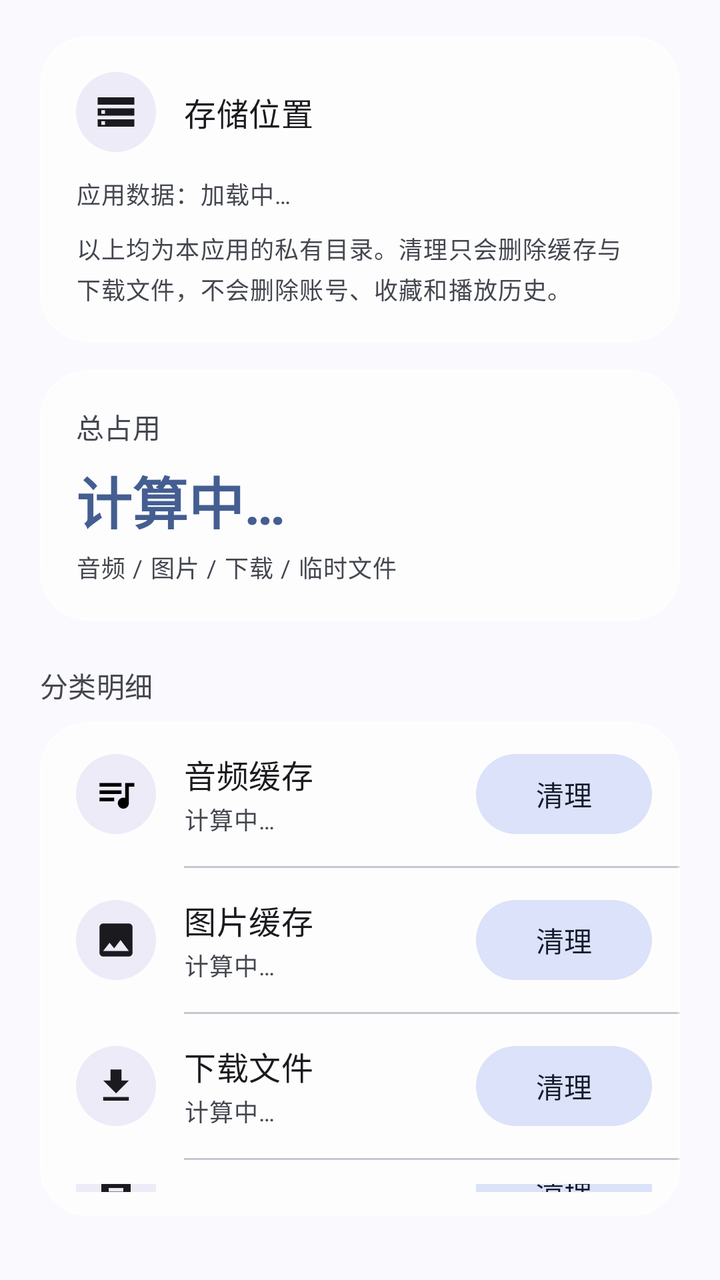
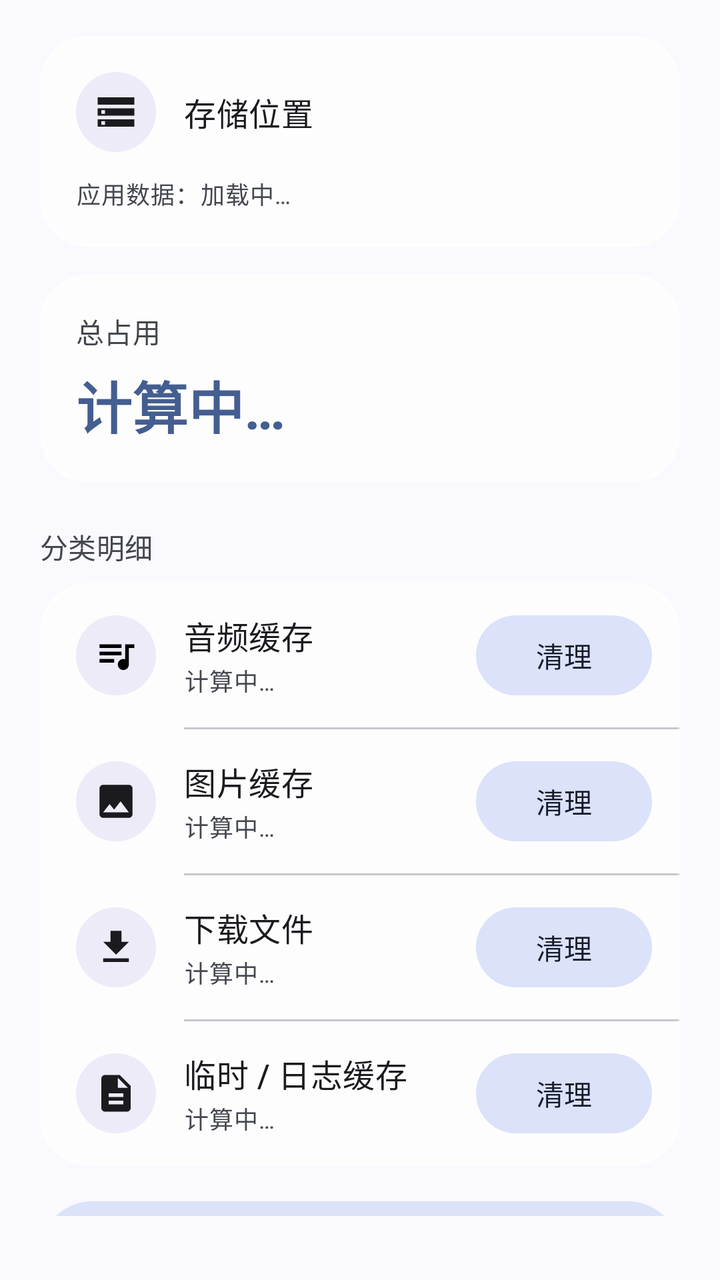

An Android layout rendered at two revisions. The XML below is the earlier revision; the diff shows what the commit changed to produce the second picture.
<!-- AndroidManifest.xml: application theme Theme.QYMusic -->
<!-- res/layout/fragment_storage_manager.xml -->
<?xml version="1.0" encoding="utf-8"?>
<layout xmlns:android="http://schemas.android.com/apk/res/android"
    xmlns:app="http://schemas.android.com/apk/res-auto">

    <LinearLayout
        android:layout_width="match_parent"
        android:layout_height="wrap_content"
        android:orientation="vertical"
        android:paddingStart="20dp"
        android:paddingTop="4dp"
        android:paddingEnd="20dp"
        android:paddingBottom="32dp">

        
        <com.google.android.material.card.MaterialCardView
            style="@style/Widget.Material3.CardView.Filled"
            android:layout_width="match_parent"
            android:layout_height="wrap_content"
            android:layout_marginTop="14dp"
            app:cardBackgroundColor="@color/glass_card"
            app:cardCornerRadius="24dp"
            app:cardElevation="0dp"
            app:contentPadding="18dp"
            app:strokeColor="@color/glass_stroke"
            app:strokeWidth="1dp">

            <LinearLayout
                android:layout_width="match_parent"
                android:layout_height="wrap_content"
                android:orientation="vertical">

                <LinearLayout
                    android:layout_width="match_parent"
                    android:layout_height="wrap_content"
                    android:gravity="center_vertical"
                    android:orientation="horizontal">

                    <FrameLayout
                        android:layout_width="40dp"
                        android:layout_height="40dp"
                        android:background="@drawable/bg_icon_circle">

                        <ImageView
                            android:layout_width="22dp"
                            android:layout_height="22dp"
                            android:layout_gravity="center"
                            android:contentDescription="存储位置"
                            android:src="@drawable/ic_storage_24" />

                    </FrameLayout>

                    <TextView
                        android:layout_width="0dp"
                        android:layout_height="wrap_content"
                        android:layout_marginStart="14dp"
                        android:layout_weight="1"
                        android:text="存储位置"
                        android:textAppearance="@style/TextAppearance.Material3.TitleMedium" />

                </LinearLayout>

                <TextView
                    android:id="@+id/tv_storage_path"
                    android:layout_width="match_parent"
                    android:layout_height="wrap_content"
                    android:layout_marginTop="12dp"
                    android:lineSpacingExtra="3dp"
                    android:text="应用数据：加载中…"
                    android:textAppearance="@style/TextAppearance.Material3.BodySmall"
                    android:textColor="?attr/colorOnSurfaceVariant"
                    android:textIsSelectable="true" />

                <TextView
                    android:layout_width="match_parent"
                    android:layout_height="wrap_content"
                    android:layout_marginTop="10dp"
                    android:lineSpacingExtra="3dp"
                    android:text="以上均为本应用的私有目录。清理只会删除缓存与下载文件，不会删除账号、收藏和播放历史。"
                    android:textAppearance="@style/TextAppearance.Material3.BodySmall"
                    android:textColor="?attr/colorOnSurfaceVariant" />

            </LinearLayout>

        </com.google.android.material.card.MaterialCardView>

        
        <com.google.android.material.card.MaterialCardView
            style="@style/Widget.Material3.CardView.Filled"
            android:layout_width="match_parent"
            android:layout_height="wrap_content"
            android:layout_marginTop="14dp"
            app:cardBackgroundColor="@color/glass_card"
            app:cardCornerRadius="24dp"
            app:cardElevation="0dp"
            app:contentPadding="18dp"
            app:strokeColor="@color/glass_stroke"
            app:strokeWidth="1dp">

            <LinearLayout
                android:layout_width="match_parent"
                android:layout_height="wrap_content"
                android:orientation="vertical">

                <TextView
                    android:layout_width="match_parent"
                    android:layout_height="wrap_content"
                    android:text="总占用"
                    android:textAppearance="@style/TextAppearance.Material3.LabelLarge"
                    android:textColor="?attr/colorOnSurfaceVariant" />

                <TextView
                    android:id="@+id/tv_total_size"
                    android:layout_width="match_parent"
                    android:layout_height="wrap_content"
                    android:layout_marginTop="6dp"
                    android:text="计算中…"
                    android:textAppearance="@style/TextAppearance.Material3.HeadlineMedium"
                    android:textColor="?attr/colorPrimary"
                    android:textStyle="bold" />

                <TextView
                    android:id="@+id/tv_total_hint"
                    android:layout_width="match_parent"
                    android:layout_height="wrap_content"
                    android:layout_marginTop="4dp"
                    android:lineSpacingExtra="2dp"
                    android:text="音频 / 图片 / 下载 / 临时文件"
                    android:textAppearance="@style/TextAppearance.Material3.BodySmall"
                    android:textColor="?attr/colorOnSurfaceVariant" />

            </LinearLayout>

        </com.google.android.material.card.MaterialCardView>

        <TextView
            style="@style/TextAppearance.Material3.LabelLarge"
            android:layout_width="match_parent"
            android:layout_height="wrap_content"
            android:layout_marginTop="22dp"
            android:layout_marginBottom="8dp"
            android:text="分类明细"
            android:textColor="?attr/colorOnSurfaceVariant" />

        <com.google.android.material.card.MaterialCardView
            style="@style/Widget.Material3.CardView.Filled"
            android:layout_width="match_parent"
            android:layout_height="wrap_content"
            app:cardBackgroundColor="@color/glass_card"
            app:cardCornerRadius="24dp"
            app:cardElevation="0dp"
            app:contentPadding="0dp"
            app:strokeColor="@color/glass_stroke"
            app:strokeWidth="1dp">

            <LinearLayout
                android:layout_width="match_parent"
                android:layout_height="wrap_content"
                android:orientation="vertical">

                
                <LinearLayout
                    android:layout_width="match_parent"
                    android:layout_height="wrap_content"
                    android:gravity="center_vertical"
                    android:minHeight="72dp"
                    android:orientation="horizontal"
                    android:paddingStart="18dp"
                    android:paddingTop="12dp"
                    android:paddingEnd="14dp"
                    android:paddingBottom="12dp">

                    <FrameLayout
                        android:layout_width="40dp"
                        android:layout_height="40dp"
                        android:background="@drawable/bg_icon_circle">

                        <ImageView
                            android:layout_width="22dp"
                            android:layout_height="22dp"
                            android:layout_gravity="center"
                            android:contentDescription="音频缓存"
                            android:src="@drawable/baseline_queue_music_24" />

                    </FrameLayout>

                    <LinearLayout
                        android:layout_width="0dp"
                        android:layout_height="wrap_content"
                        android:layout_marginStart="14dp"
                        android:layout_weight="1"
                        android:orientation="vertical">

                        <TextView
                            android:layout_width="match_parent"
                            android:layout_height="wrap_content"
                            android:text="音频缓存"
                            android:textAppearance="@style/TextAppearance.Material3.TitleMedium" />

                        <TextView
                            android:id="@+id/tv_audio_size"
                            android:layout_width="match_parent"
                            android:layout_height="wrap_content"
                            android:layout_marginTop="2dp"
                            android:text="计算中…"
                            android:textAppearance="@style/TextAppearance.Material3.BodySmall"
                            android:textColor="?attr/colorOnSurfaceVariant" />

                    </LinearLayout>

                    <com.google.android.material.button.MaterialButton
                        android:id="@+id/btn_clean_audio"
                        style="@style/Widget.Material3.Button.TonalButton"
                        android:layout_width="wrap_content"
                        android:layout_height="40dp"
                        android:insetTop="0dp"
                        android:insetBottom="0dp"
                        android:text="清理" />

                </LinearLayout>

                <View
                    android:layout_width="match_parent"
                    android:layout_height="1dp"
                    android:layout_marginStart="72dp"
                    android:background="?attr/colorOutlineVariant" />

                
                <LinearLayout
                    android:layout_width="match_parent"
                    android:layout_height="wrap_content"
                    android:gravity="center_vertical"
                    android:minHeight="72dp"
                    android:orientation="horizontal"
                    android:paddingStart="18dp"
                    android:paddingTop="12dp"
                    android:paddingEnd="14dp"
                    android:paddingBottom="12dp">

                    <FrameLayout
                        android:layout_width="40dp"
                        android:layout_height="40dp"
                        android:background="@drawable/bg_icon_circle">

                        <ImageView
                            android:layout_width="22dp"
                            android:layout_height="22dp"
                            android:layout_gravity="center"
                            android:contentDescription="图片缓存"
                            android:src="@drawable/ic_photo_24" />

                    </FrameLayout>

                    <LinearLayout
                        android:layout_width="0dp"
                        android:layout_height="wrap_content"
                        android:layout_marginStart="14dp"
                        android:layout_weight="1"
                        android:orientation="vertical">

                        <TextView
                            android:layout_width="match_parent"
                            android:layout_height="wrap_content"
                            android:text="图片缓存"
                            android:textAppearance="@style/TextAppearance.Material3.TitleMedium" />

                        <TextView
                            android:id="@+id/tv_image_size"
                            android:layout_width="match_parent"
                            android:layout_height="wrap_content"
                            android:layout_marginTop="2dp"
                            android:text="计算中…"
                            android:textAppearance="@style/TextAppearance.Material3.BodySmall"
                            android:textColor="?attr/colorOnSurfaceVariant" />

                    </LinearLayout>

                    <com.google.android.material.button.MaterialButton
                        android:id="@+id/btn_clean_image"
                        style="@style/Widget.Material3.Button.TonalButton"
                        android:layout_width="wrap_content"
                        android:layout_height="40dp"
                        android:insetTop="0dp"
                        android:insetBottom="0dp"
                        android:text="清理" />

                </LinearLayout>

                <View
                    android:layout_width="match_parent"
                    android:layout_height="1dp"
                    android:layout_marginStart="72dp"
                    android:background="?attr/colorOutlineVariant" />

                
                <LinearLayout
                    android:layout_width="match_parent"
                    android:layout_height="wrap_content"
                    android:gravity="center_vertical"
                    android:minHeight="72dp"
                    android:orientation="horizontal"
                    android:paddingStart="18dp"
                    android:paddingTop="12dp"
                    android:paddingEnd="14dp"
                    android:paddingBottom="12dp">

                    <FrameLayout
                        android:layout_width="40dp"
                        android:layout_height="40dp"
                        android:background="@drawable/bg_icon_circle">

                        <ImageView
                            android:layout_width="22dp"
                            android:layout_height="22dp"
                            android:layout_gravity="center"
                            android:contentDescription="下载文件"
                            android:src="@drawable/baseline_download_24" />

                    </FrameLayout>

                    <LinearLayout
                        android:layout_width="0dp"
                        android:layout_height="wrap_content"
                        android:layout_marginStart="14dp"
                        android:layout_weight="1"
                        android:orientation="vertical">

                        <TextView
                            android:layout_width="match_parent"
                            android:layout_height="wrap_content"
                            android:text="下载文件"
                            android:textAppearance="@style/TextAppearance.Material3.TitleMedium" />

                        <TextView
                            android:id="@+id/tv_download_size"
                            android:layout_width="match_parent"
                            android:layout_height="wrap_content"
                            android:layout_marginTop="2dp"
                            android:text="计算中…"
                            android:textAppearance="@style/TextAppearance.Material3.BodySmall"
                            android:textColor="?attr/colorOnSurfaceVariant" />

                    </LinearLayout>

                    <com.google.android.material.button.MaterialButton
                        android:id="@+id/btn_clean_download"
                        style="@style/Widget.Material3.Button.TonalButton"
                        android:layout_width="wrap_content"
                        android:layout_height="40dp"
                        android:insetTop="0dp"
                        android:insetBottom="0dp"
                        android:text="清理" />

                </LinearLayout>

                <View
                    android:layout_width="match_parent"
                    android:layout_height="1dp"
                    android:layout_marginStart="72dp"
                    android:background="?attr/colorOutlineVariant" />

                
                <LinearLayout
                    android:layout_width="match_parent"
                    android:layout_height="wrap_content"
                    android:gravity="center_vertical"
                    android:minHeight="72dp"
                    android:orientation="horizontal"
                    android:paddingStart="18dp"
                    android:paddingTop="12dp"
                    android:paddingEnd="14dp"
                    android:paddingBottom="12dp">

                    <FrameLayout
                        android:layout_width="40dp"
                        android:layout_height="40dp"
                        android:background="@drawable/bg_icon_circle">

                        <ImageView
                            android:layout_width="22dp"
                            android:layout_height="22dp"
                            android:layout_gravity="center"
                            android:contentDescription="临时与日志缓存"
                            android:src="@drawable/ic_description_24" />

                    </FrameLayout>

                    <LinearLayout
                        android:layout_width="0dp"
                        android:layout_height="wrap_content"
                        android:layout_marginStart="14dp"
                        android:layout_weight="1"
                        android:orientation="vertical">

                        <TextView
                            android:layout_width="match_parent"
                            android:layout_height="wrap_content"
                            android:text="临时 / 日志缓存"
                            android:textAppearance="@style/TextAppearance.Material3.TitleMedium" />

                        <TextView
                            android:id="@+id/tv_temp_size"
                            android:layout_width="match_parent"
                            android:layout_height="wrap_content"
                            android:layout_marginTop="2dp"
                            android:text="计算中…"
                            android:textAppearance="@style/TextAppearance.Material3.BodySmall"
                            android:textColor="?attr/colorOnSurfaceVariant" />

                    </LinearLayout>

                    <com.google.android.material.button.MaterialButton
                        android:id="@+id/btn_clean_temp"
                        style="@style/Widget.Material3.Button.TonalButton"
                        android:layout_width="wrap_content"
                        android:layout_height="40dp"
                        android:insetTop="0dp"
                        android:insetBottom="0dp"
                        android:text="清理" />

                </LinearLayout>

            </LinearLayout>

        </com.google.android.material.card.MaterialCardView>

        <com.google.android.material.button.MaterialButton
            android:id="@+id/btn_clean_all"
            style="@style/Widget.Material3.Button.TonalButton"
            android:layout_width="match_parent"
            android:layout_height="52dp"
            android:layout_marginTop="18dp"
            android:insetTop="0dp"
            android:insetBottom="0dp"
            android:text="全部清理" />

        <TextView
            android:layout_width="match_parent"
            android:layout_height="wrap_content"
            android:layout_marginTop="12dp"
            android:gravity="center"
            android:lineSpacingExtra="2dp"
            android:text="清理过程中请保持页面打开，完成后占用会立即刷新。"
            android:textAppearance="@style/TextAppearance.Material3.LabelSmall"
            android:textColor="?attr/colorOnSurfaceVariant" />

    </LinearLayout>

</layout>
<!-- resources referenced by this layout -->
<resources>
  <color name="glass_card">#B8FFFFFF</color>
  <color name="glass_stroke">#80FFFFFF</color>
  <!-- drawable baseline_download_24 (drawable) -->
  <vector xmlns:android="http://schemas.android.com/apk/res/android"
      android:width="24dp"
      android:height="24dp"
      android:tint="?attr/colorOnBackground"
      android:viewportWidth="24"
      android:viewportHeight="24">
  
      <path
          android:fillColor="@android:color/white"
          android:pathData="M5,20h14v-2H5V20zM19,9h-4V3H9v6H5l7,7L19,9z" />
  
  </vector>
  <!-- drawable baseline_queue_music_24 (drawable) -->
  <vector xmlns:android="http://schemas.android.com/apk/res/android" android:autoMirrored="true" android:height="24dp" android:tint="#000000" android:viewportHeight="24" android:viewportWidth="24" android:width="24dp">
        
      <path android:fillColor="@android:color/white" android:pathData="M15,6H3v2h12V6zM15,10H3v2h12V10zM3,16h8v-2H3V16zM17,6v8.18C16.69,14.07 16.35,14 16,14c-1.66,0 -3,1.34 -3,3s1.34,3 3,3s3,-1.34 3,-3V8h3V6H17z"/>
      
  </vector>
  <!-- drawable bg_icon_circle (drawable) -->
  <?xml version="1.0" encoding="utf-8"?>
  <shape xmlns:android="http://schemas.android.com/apk/res/android"
      android:shape="oval">
      <solid android:color="#1A5B4DBB" />
  </shape>
  <!-- drawable ic_description_24 (drawable) -->
  <vector xmlns:android="http://schemas.android.com/apk/res/android"
      android:width="24dp"
      android:height="24dp"
      android:tint="?attr/colorOnBackground"
      android:viewportWidth="24"
      android:viewportHeight="24">
      <path
          android:fillColor="@android:color/white"
          android:pathData="M14,2H6c-1.1,0 -1.99,0.9 -1.99,2L4,20c0,1.1 0.89,2 1.99,2H18c1.1,0 2,-0.9 2,-2V8l-6,-6zM16,18H8v-2h8v2zM16,14H8v-2h8v2zM13,9V3.5L18.5,9H13z" />
  </vector>
  <!-- drawable ic_photo_24 (drawable) -->
  <vector xmlns:android="http://schemas.android.com/apk/res/android"
      android:width="24dp"
      android:height="24dp"
      android:tint="?attr/colorOnBackground"
      android:viewportWidth="24"
      android:viewportHeight="24">
      <path
          android:fillColor="@android:color/white"
          android:pathData="M21,19V5c0,-1.1 -0.9,-2 -2,-2H5c-1.1,0 -2,0.9 -2,2v14c0,1.1 0.9,2 2,2h14c1.1,0 2,-0.9 2,-2zM8.5,13.5l2.5,3.01L14.5,12l4.5,6H5l3.5,-4.5z" />
  </vector>
  <!-- drawable ic_storage_24 (drawable) -->
  <vector xmlns:android="http://schemas.android.com/apk/res/android"
      android:width="24dp"
      android:height="24dp"
      android:tint="?attr/colorOnBackground"
      android:viewportWidth="24"
      android:viewportHeight="24">
      <path
          android:fillColor="@android:color/white"
          android:pathData="M2,20h20v-4H2v4zM4,17h2v2H4v-2zM2,4v4h20V4H2zM4,7h2V5H4v2zM2,14h20v-4H2v4zM4,11h2v2H4v-2z" />
  </vector>
  <style name="Theme.QYMusic" parent="Theme.Material3.DynamicColors.DayNight.NoActionBar">
          
          <item name="android:statusBarColor">@android:color/transparent</item>
          <item name="android:navigationBarColor">@android:color/transparent</item>
          <item name="android:windowTranslucentStatus">false</item>
          <item name="android:windowLightStatusBar">true</item>
          <item name="android:windowLightNavigationBar" tools:targetApi="27">true</item>
          <item name="android:enforceNavigationBarContrast" tools:targetApi="29">false</item>
          
      </style>
</resources>

<!-- the commit's change to res/layout/fragment_storage_manager.xml (unified diff, before → after) -->
@@ -70,15 +70,6 @@
                     android:textColor="?attr/colorOnSurfaceVariant"
                     android:textIsSelectable="true" />
 
-                <TextView
-                    android:layout_width="match_parent"
-                    android:layout_height="wrap_content"
-                    android:layout_marginTop="10dp"
-                    android:lineSpacingExtra="3dp"
-                    android:text="以上均为本应用的私有目录。清理只会删除缓存与下载文件，不会删除账号、收藏和播放历史。"
-                    android:textAppearance="@style/TextAppearance.Material3.BodySmall"
-                    android:textColor="?attr/colorOnSurfaceVariant" />
-
             </LinearLayout>
 
         </com.google.android.material.card.MaterialCardView>
@@ -118,16 +109,6 @@
                     android:textColor="?attr/colorPrimary"
                     android:textStyle="bold" />
 
-                <TextView
-                    android:id="@+id/tv_total_hint"
-                    android:layout_width="match_parent"
-                    android:layout_height="wrap_content"
-                    android:layout_marginTop="4dp"
-                    android:lineSpacingExtra="2dp"
-                    android:text="音频 / 图片 / 下载 / 临时文件"
-                    android:textAppearance="@style/TextAppearance.Material3.BodySmall"
-                    android:textColor="?attr/colorOnSurfaceVariant" />
-
             </LinearLayout>
 
         </com.google.android.material.card.MaterialCardView>
@@ -433,16 +414,6 @@
             android:insetBottom="0dp"
             android:text="全部清理" />
 
-        <TextView
-            android:layout_width="match_parent"
-            android:layout_height="wrap_content"
-            android:layout_marginTop="12dp"
-            android:gravity="center"
-            android:lineSpacingExtra="2dp"
-            android:text="清理过程中请保持页面打开，完成后占用会立即刷新。"
-            android:textAppearance="@style/TextAppearance.Material3.LabelSmall"
-            android:textColor="?attr/colorOnSurfaceVariant" />
-
     </LinearLayout>
 
 </layout>
